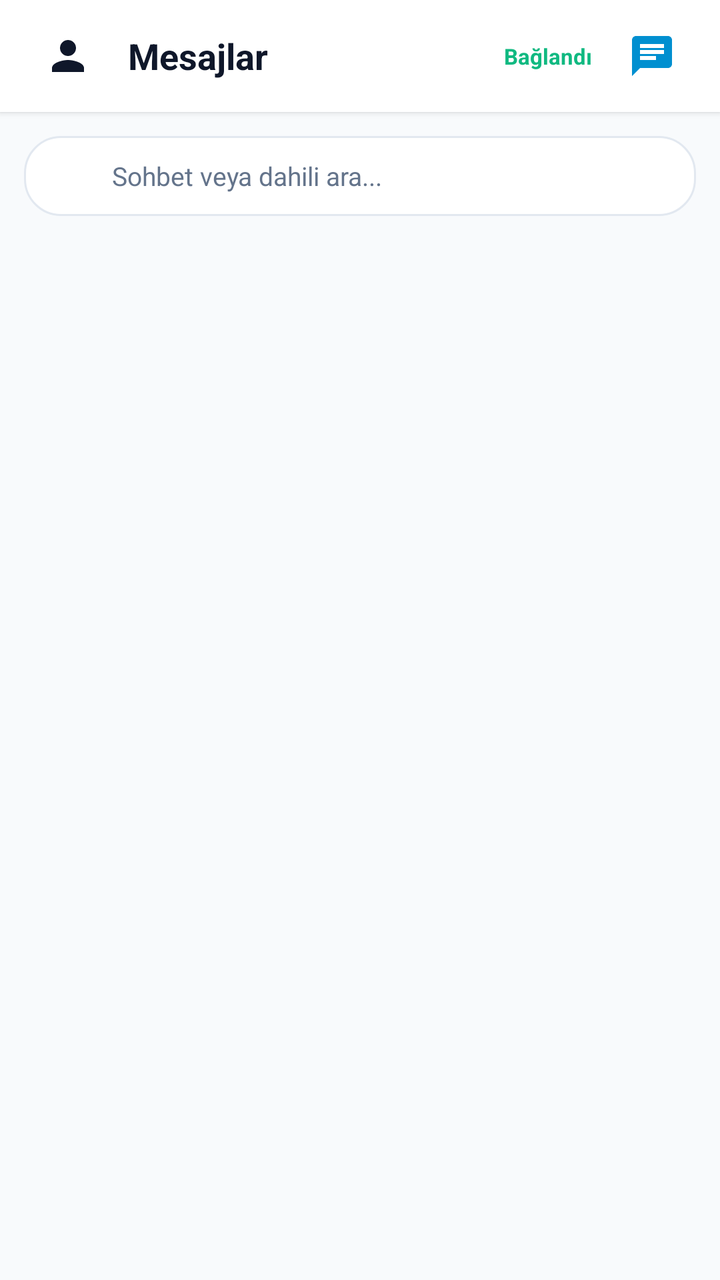
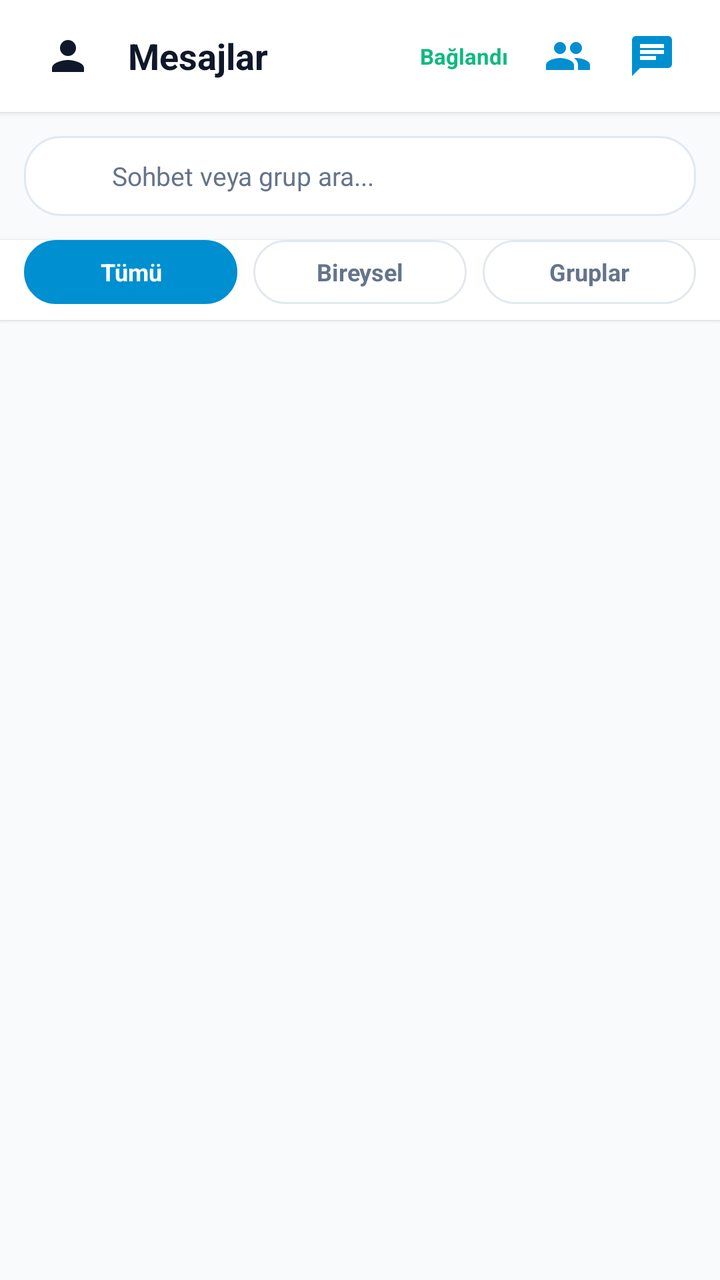

Before-and-after screenshots of an Android layout around one commit, followed by the original layout XML and the change that was made.
<!-- AndroidManifest.xml: application theme Theme.AiPbxPhone -->
<!-- res/layout/activity_chat_list.xml -->
<?xml version="1.0" encoding="utf-8"?>
<LinearLayout xmlns:android="http://schemas.android.com/apk/res/android"
    xmlns:app="http://schemas.android.com/apk/res-auto"
    android:layout_width="match_parent"
    android:layout_height="match_parent"
    android:background="@color/bg_light"
    android:orientation="vertical">

    
    <LinearLayout
        android:layout_width="match_parent"
        android:layout_height="56dp"
        android:background="@color/card_bg"
        android:elevation="2dp"
        android:gravity="center_vertical"
        android:orientation="horizontal"
        android:paddingHorizontal="16dp">

        <ImageButton
            android:id="@+id/btnBack"
            android:layout_width="36dp"
            android:layout_height="36dp"
            android:background="?attr/selectableItemBackgroundBorderless"
            android:contentDescription="Geri"
            android:src="@drawable/ic_contacts"
            app:tint="@color/text_primary" />

        <TextView
            android:layout_width="0dp"
            android:layout_height="wrap_content"
            android:layout_marginStart="12dp"
            android:layout_weight="1"
            android:text="Mesajlar"
            android:textColor="@color/text_primary"
            android:textSize="18sp"
            android:textStyle="bold" />

        <TextView
            android:id="@+id/tvWsStatus"
            android:layout_width="wrap_content"
            android:layout_height="wrap_content"
            android:layout_marginEnd="12dp"
            android:text="Bağlandı"
            android:textColor="#10B981"
            android:textSize="11sp"
            android:textStyle="bold" />

        <ImageButton
            android:id="@+id/btnNewChat"
            android:layout_width="36dp"
            android:layout_height="36dp"
            android:background="?attr/selectableItemBackgroundBorderless"
            android:contentDescription="Yeni Sohbet"
            android:src="@drawable/ic_chat"
            app:tint="@color/primary" />
    </LinearLayout>

    
    <LinearLayout
        android:layout_width="match_parent"
        android:layout_height="wrap_content"
        android:padding="12dp">

        <EditText
            android:id="@+id/etSearch"
            android:layout_width="match_parent"
            android:layout_height="40dp"
            android:background="@drawable/chip_tab_btn_bg"
            android:drawableStart="@drawable/ic_contacts"
            android:drawablePadding="8dp"
            android:hint="Sohbet veya dahili ara..."
            android:paddingHorizontal="12dp"
            android:textColor="@color/text_primary"
            android:textColorHint="@color/text_secondary"
            android:textSize="13sp" />
    </LinearLayout>

    
    <LinearLayout
        android:id="@+id/llEmptyState"
        android:layout_width="match_parent"
        android:layout_height="0dp"
        android:layout_weight="1"
        android:gravity="center"
        android:orientation="vertical"
        android:padding="32dp"
        android:visibility="gone">

        <ImageView
            android:layout_width="64dp"
            android:layout_height="64dp"
            android:contentDescription="@null"
            android:src="@drawable/ic_chat"
            app:tint="@color/text_secondary" />

        <TextView
            android:layout_width="wrap_content"
            android:layout_height="wrap_content"
            android:layout_marginTop="16dp"
            android:text="Henüz bir sohbetiniz yok"
            android:textColor="@color/text_primary"
            android:textSize="16sp"
            android:textStyle="bold" />

        <TextView
            android:layout_width="wrap_content"
            android:layout_height="wrap_content"
            android:layout_marginTop="6dp"
            android:gravity="center"
            android:text="Rehberden bir çalışma arkadaşınızı seçerek anlık mesajlaşmaya başlayabilirsiniz."
            android:textColor="@color/text_secondary"
            android:textSize="13sp" />

        <Button
            android:id="@+id/btnEmptyNewChat"
            android:layout_width="wrap_content"
            android:layout_height="wrap_content"
            android:layout_marginTop="20dp"
            android:backgroundTint="@color/primary"
            android:text="Rehbere Göz At"
            android:textAllCaps="false"
            android:textColor="#FFFFFF" />
    </LinearLayout>

    
    <androidx.recyclerview.widget.RecyclerView
        android:id="@+id/rvConversations"
        android:layout_width="match_parent"
        android:layout_height="0dp"
        android:layout_weight="1"
        android:clipToPadding="false"
        android:paddingVertical="4dp" />

</LinearLayout>
<!-- resources referenced by this layout -->
<resources>
  <color name="bg_light">#F8FAFC</color>
  <color name="card_bg">#FFFFFF</color>
  <color name="primary">#008FD0</color>
  <color name="text_primary">#0F172A</color>
  <color name="text_secondary">#64748B</color>
  <!-- drawable chip_tab_btn_bg (drawable) -->
  <?xml version="1.0" encoding="utf-8"?>
  <ripple xmlns:android="http://schemas.android.com/apk/res/android"
      android:color="@color/dialpad_btn_pressed">
      <item>
          <shape android:shape="rectangle">
              <solid android:color="@color/card_bg" />
              <corners android:radius="18dp" />
              <stroke android:width="1dp" android:color="@color/border_color" />
          </shape>
      </item>
  </ripple>
  <!-- drawable ic_chat (drawable) -->
  <vector xmlns:android="http://schemas.android.com/apk/res/android"
      android:width="24dp"
      android:height="24dp"
      android:viewportWidth="24"
      android:viewportHeight="24">
    <path
        android:fillColor="#FFFFFFFF"
        android:pathData="M20,2H4c-1.1,0 -1.99,0.9 -1.99,2L2,22l4,-4h14c1.1,0 2,-0.9 2,-2V4c0,-1.1 -0.9,-2 -2,-2zM6,9h12v2H6V9zm8,5H6v-2h8v2zm4,-6H6V6h12v2z"/>
  </vector>
  <!-- drawable ic_contacts (drawable) -->
  <vector xmlns:android="http://schemas.android.com/apk/res/android"
      android:width="24dp"
      android:height="24dp"
      android:viewportWidth="24"
      android:viewportHeight="24">
    <path
        android:fillColor="#FFFFFFFF"
        android:pathData="M12,12c2.21,0 4,-1.79 4,-4s-1.79,-4 -4,-4 -4,1.79 -4,4 1.79,4 4,4zm0,2c-2.67,0 -8,1.34 -8,4v2h16v-2c0,-2.66 -5.33,-4 -8,-4z"/>
  </vector>
  <style name="Theme.AiPbxPhone" parent="Theme.MaterialComponents.DayNight.NoActionBar">
          <item name="colorPrimary">@color/primary</item>
          <item name="colorPrimaryVariant">@color/primary_dark</item>
          <item name="colorOnPrimary">#FFFFFF</item>
          <item name="colorSecondary">@color/accent</item>
          <item name="android:statusBarColor">@color/bg_light</item>
          <item name="android:windowLightStatusBar">true</item>
          <item name="android:windowBackground">@color/bg_light</item>
      </style>
  <color name="dialpad_btn_pressed">#E2E8F0</color>
  <color name="border_color">#E2E8F0</color>
  <color name="primary_dark">#006DA0</color>
  <color name="accent">#00A3EC</color>
</resources>

<!-- the commit's change to res/layout/activity_chat_list.xml (unified diff, before → after) -->
@@ -46,6 +46,16 @@
             android:textStyle="bold" />
 
         <ImageButton
+            android:id="@+id/btnNewGroup"
+            android:layout_width="36dp"
+            android:layout_height="36dp"
+            android:layout_marginEnd="6dp"
+            android:background="?attr/selectableItemBackgroundBorderless"
+            android:contentDescription="Yeni Grup"
+            android:src="@drawable/ic_group"
+            app:tint="@color/primary" />
+
+        <ImageButton
             android:id="@+id/btnNewChat"
             android:layout_width="36dp"
             android:layout_height="36dp"
@@ -68,11 +78,62 @@
             android:background="@drawable/chip_tab_btn_bg"
             android:drawableStart="@drawable/ic_contacts"
             android:drawablePadding="8dp"
-            android:hint="Sohbet veya dahili ara..."
+            android:hint="Sohbet veya grup ara..."
             android:paddingHorizontal="12dp"
             android:textColor="@color/text_primary"
             android:textColorHint="@color/text_secondary"
             android:textSize="13sp" />
+    </LinearLayout>
+
+    
+    <LinearLayout
+        android:layout_width="match_parent"
+        android:layout_height="wrap_content"
+        android:background="@color/card_bg"
+        android:elevation="1dp"
+        android:orientation="horizontal"
+        android:paddingHorizontal="12dp"
+        android:paddingBottom="8dp">
+
+        <TextView
+            android:id="@+id/btnFilterAll"
+            android:layout_width="0dp"
+            android:layout_height="32dp"
+            android:layout_marginEnd="4dp"
+            android:layout_weight="1"
+            android:background="@drawable/chip_tab_btn_bg"
+            android:backgroundTint="@color/primary"
+            android:gravity="center"
+            android:text="Tümü"
+            android:textColor="#FFFFFF"
+            android:textSize="12sp"
+            android:textStyle="bold" />
+
+        <TextView
+            android:id="@+id/btnFilterDirect"
+            android:layout_width="0dp"
+            android:layout_height="32dp"
+            android:layout_marginHorizontal="4dp"
+            android:layout_weight="1"
+            android:background="@drawable/chip_tab_btn_bg"
+            android:gravity="center"
+            android:text="Bireysel"
+            android:textColor="@color/text_secondary"
+            android:textSize="12sp"
+            android:textStyle="bold" />
+
+        <TextView
+            android:id="@+id/btnFilterGroups"
+            android:layout_width="0dp"
+            android:layout_height="32dp"
+            android:layout_marginStart="4dp"
+            android:layout_weight="1"
+            android:background="@drawable/chip_tab_btn_bg"
+            android:gravity="center"
+            android:text="Gruplar"
+            android:textColor="@color/text_secondary"
+            android:textSize="12sp"
+            android:textStyle="bold" />
     </LinearLayout>
 
     
@@ -94,6 +155,7 @@
             app:tint="@color/text_secondary" />
 
         <TextView
+            android:id="@+id/tvEmptyTitle"
             android:layout_width="wrap_content"
             android:layout_height="wrap_content"
             android:layout_marginTop="16dp"
@@ -103,23 +165,40 @@
             android:textStyle="bold" />
 
         <TextView
+            android:id="@+id/tvEmptySubtitle"
             android:layout_width="wrap_content"
             android:layout_height="wrap_content"
             android:layout_marginTop="6dp"
             android:gravity="center"
-            android:text="Rehberden bir çalışma arkadaşınızı seçerek anlık mesajlaşmaya başlayabilirsiniz."
+            android:text="Rehberden bir çalışma arkadaşınızı seçerek veya yeni grup kurarak anlık mesajlaşmaya başlayabilirsiniz."
             android:textColor="@color/text_secondary"
             android:textSize="13sp" />
 
-        <Button
-            android:id="@+id/btnEmptyNewChat"
+        <LinearLayout
             android:layout_width="wrap_content"
             android:layout_height="wrap_content"
             android:layout_marginTop="20dp"
-            android:backgroundTint="@color/primary"
-            android:text="Rehbere Göz At"
-            android:textAllCaps="false"
-            android:textColor="#FFFFFF" />
+            android:orientation="horizontal">
+
+            <Button
+                android:id="@+id/btnEmptyNewChat"
+                android:layout_width="wrap_content"
+                android:layout_height="wrap_content"
+                android:backgroundTint="@color/primary"
+                android:text="Yeni Sohbet"
+                android:textAllCaps="false"
+                android:textColor="#FFFFFF" />
+
+            <Button
+                android:id="@+id/btnEmptyNewGroup"
+                style="@style/Widget.MaterialComponents.Button.OutlinedButton"
+                android:layout_width="wrap_content"
+                android:layout_height="wrap_content"
+                android:layout_marginStart="10dp"
+                android:text="+ Yeni Grup"
+                android:textAllCaps="false"
+                android:textColor="@color/primary" />
+        </LinearLayout>
     </LinearLayout>
 
     
<!-- resource entries referenced after the edit -->
@@ -37,6 +37,16 @@
         android:fillColor="#FFFFFFFF"
         android:pathData="M12,12c2.21,0 4,-1.79 4,-4s-1.79,-4 -4,-4 -4,1.79 -4,4 1.79,4 4,4zm0,2c-2.67,0 -8,1.34 -8,4v2h16v-2c0,-2.66 -5.33,-4 -8,-4z"/>
   </vector>
+  <!-- drawable ic_group (drawable) -->
+  <vector xmlns:android="http://schemas.android.com/apk/res/android"
+      android:width="24dp"
+      android:height="24dp"
+      android:viewportWidth="24"
+      android:viewportHeight="24">
+    <path
+        android:fillColor="@android:color/white"
+        android:pathData="M16,11c1.66,0 2.99,-1.34 2.99,-3S17.66,5 16,5c-1.66,0 -3,1.34 -3,3s1.34,3 3,3zM8,11c1.66,0 2.99,-1.34 2.99,-3S9.66,5 8,5C6.34,5 5,6.34 5,8s1.34,3 3,3zM8,13c-2.33,0 -7,1.17 -7,3.5V19h14v-2.5c0,-2.33 -4.67,-3.5 -7,-3.5zM16,13c-0.29,0 -0.62,0.02 -0.97,0.05 1.16,0.84 1.97,1.97 1.97,3.45V19h6v-2.5c0,-2.33 -4.67,-3.5 -7,-3.5z"/>
+  </vector>
   <style name="Theme.AiPbxPhone" parent="Theme.MaterialComponents.DayNight.NoActionBar">
           <item name="colorPrimary">@color/primary</item>
           <item name="colorPrimaryVariant">@color/primary_dark</item>
